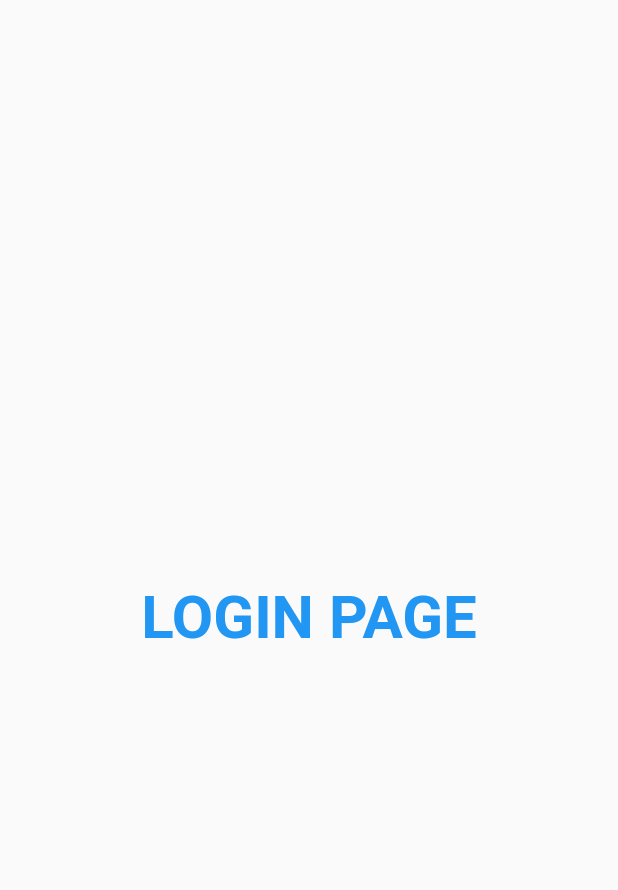
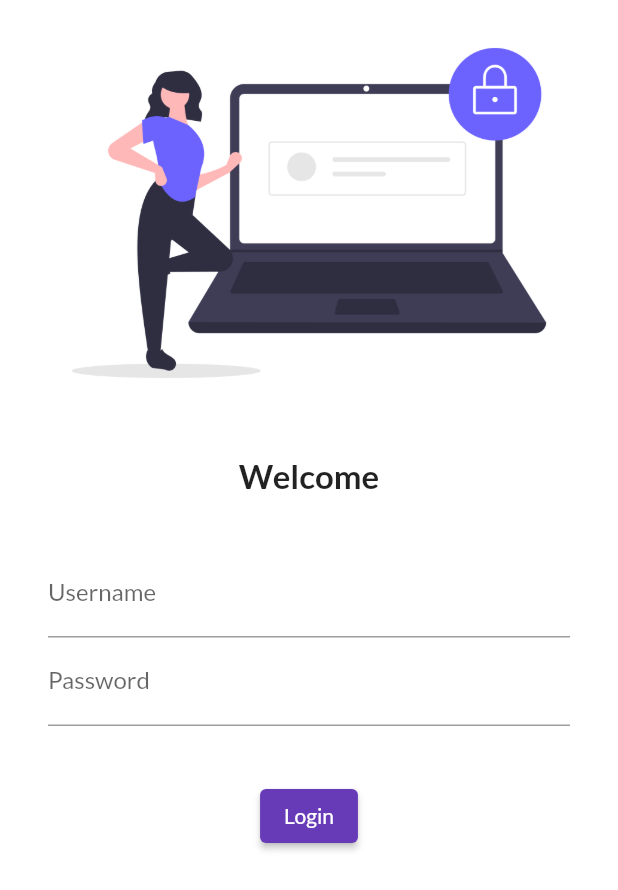
Before and after one commit to Ali-Hasan-Kazmi-2000/flutter_course, a Flutter app: the screen it shows after launch, on a phone screen of 412 x 824 dp. Shown: the top 890 px of the screen. Run offline on Flutter 3.47's test engine with Material 2 defaults, Android fonts, the phone set to English and light mode, and no system bars; our stand-ins replace google_fonts.

Commit message:
DAY 4 WORK HAS COMPLETED

```diff
--- a/lib/main.dart
+++ b/lib/main.dart
@@ -1,24 +1,30 @@
 import 'package:flutter/material.dart';
 import 'package:flutter_course/pages/home_page.dart';
 import 'package:flutter_course/pages/login_page.dart';
+import 'package:google_fonts/google_fonts.dart';
 
 void main() {
-  runApp(MyApp());
+  runApp(const MyApp());
 }
 
 class MyApp extends StatelessWidget {
+  const MyApp({super.key});
+
   @override
   Widget build(BuildContext context) {
     return MaterialApp(
       themeMode: ThemeMode.light,
-      theme: ThemeData(primarySwatch: Colors.deepPurple),
+      theme: ThemeData(
+        primarySwatch: Colors.deepPurple,
+        fontFamily: GoogleFonts.lato().fontFamily,
+      ),
       darkTheme: ThemeData(
         brightness: Brightness.dark,
       ),
       routes: {
-        "/": (context) => LoginPage(),
-        "/home": (context) => HomePage(),
-        "/login": (context) => LoginPage(),
+        "/": (context) => const LoginPage(),
+        "/home": (context) => const HomePage(),
+        "/login": (context) => const LoginPage(),
       },
     );
   }
--- a/lib/pages/login_page.dart
+++ b/lib/pages/login_page.dart
@@ -6,13 +6,54 @@ class LoginPage extends StatelessWidget {
   @override
   Widget build(BuildContext context) {
     return Material(
-      child: Center(
-        child: Text(
-          "LOGIN PAGE",
-          textScaleFactor: 1,
-          style: TextStyle(
-              color: Colors.blue, fontSize: 40, fontWeight: FontWeight.bold),
-        ),
+      color: Colors.white,
+      child: Column(
+        children: <Widget>[
+          Image.asset(
+            "assets/images/login.png",
+            fit: BoxFit.cover,
+          ),
+          const SizedBox(
+            height: 20,
+          ),
+          const Text(
+            "Welcome",
+            style: TextStyle(fontSize: 22, fontWeight: FontWeight.bold),
+          ),
+          const SizedBox(
+            height: 20,
+          ),
+          Padding(
+            padding: const EdgeInsets.symmetric(vertical: 16, horizontal: 32),
+            child: Column(
+              children: [
+                TextFormField(
+                  decoration: const InputDecoration(
+                    hintText: "Enter username",
+                    labelText: "Username",
+                  ),
+                ),
+                TextFormField(
+                  obscureText: true,
+                  decoration: const InputDecoration(
+                    hintText: "Enter password",
+                    labelText: "Password",
+                  ),
+                ),
+              ],
+            ),
+          ),
+          const SizedBox(
+            height: 20,
+          ),
+          ElevatedButton(
+            onPressed: () {},
+            style: const ButtonStyle(
+              foregroundColor: MaterialStatePropertyAll(Colors.white),
+            ),
+            child: const Text("Login"),
+          ),
+        ],
       ),
     );
   }
--- a/pubspec.yaml
+++ b/pubspec.yaml
@@ -35,6 +35,8 @@ dependencies:
   # The following adds the Cupertino Icons font to your application.
   # Use with the CupertinoIcons class for iOS style icons.
   cupertino_icons: ^1.0.2
+  google_fonts: ^5.1.0
+
 
 dev_dependencies:
   flutter_test:
@@ -59,8 +61,8 @@ flutter:
   uses-material-design: true
 
   # To add assets to your application, add an assets section, like this:
-  # assets:
-  #   - images/a_dot_burr.jpeg
+  assets:
+    - assets/images/
   #   - images/a_dot_ham.jpeg
 
   # An image asset can refer to one or more resolution-specific "variants", see
```
Also changed, not shown: assets/images/login.png (added), pubspec.lock.
